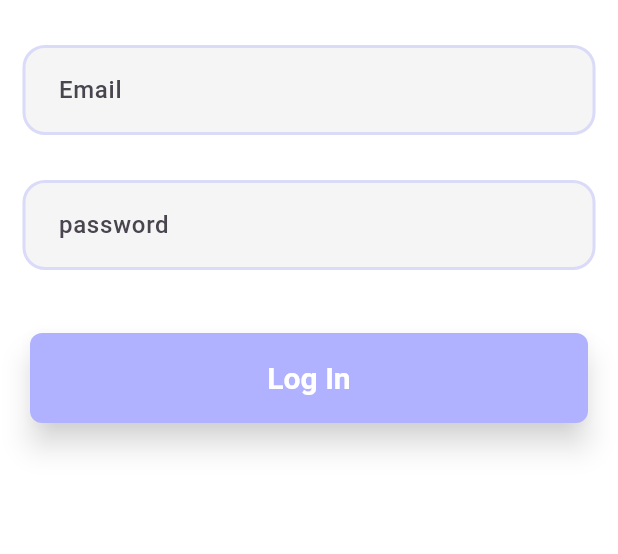
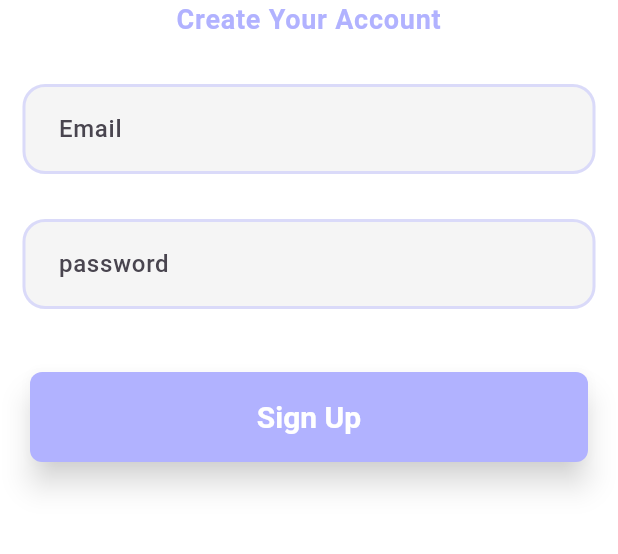
Before and after one commit to MQHANAD/Lawwen, a Flutter app: the EmailScreen screen opened directly, after a tap on "don't have an account?", on a phone screen of 412 x 824 dp, the part 450-1004 px from its top. Run offline on Flutter 3.47's test engine with Material 3 defaults, Android fonts, the phone set to English and light mode, and no system bars; our stand-ins replace firebase_auth, firebase_core, fluttertoast; accounts and stored records are empty; generated files the repository leaves out were written again.

Commit message:
🔥 Add login/signup UI and auth logic

```diff
--- a/lib/Signup.dart
+++ b/lib/Signup.dart
@@ -0,0 +1,148 @@
+import 'package:flutter/material.dart';
+import 'package:swe463project/services/auth_service.dart';
+
+import 'main.dart';
+
+class SignupPage extends StatefulWidget {
+  const SignupPage({super.key});
+
+  @override
+  State<SignupPage> createState() => _SignupPageState();
+}
+
+class _SignupPageState extends State<SignupPage> {
+  final TextEditingController emailController = TextEditingController();
+  final TextEditingController passwordController = TextEditingController();
+
+  @override
+  Widget build(BuildContext context) {
+    return Scaffold(
+      body: Column(
+        mainAxisAlignment: MainAxisAlignment.start,
+        crossAxisAlignment: CrossAxisAlignment.center,
+        children: [
+          const SizedBox(height: 140),
+          Image.asset(
+            'assets/images/logo.png',
+            height: 160,
+          ),
+          Text(
+            "Create Your Account",
+            style: TextStyle(
+              fontSize: 18,
+              fontWeight: FontWeight.w600,
+              color: Color(0xFFB1B2FF), // pastel purple
+              letterSpacing: 0.5,
+            ),
+            textAlign: TextAlign.center,
+          ),
+          Padding(
+            padding: const EdgeInsets.symmetric(vertical: 30),
+            child: Form(
+                child: Column(
+              children: [
+                Padding(
+                  padding: const EdgeInsets.symmetric(horizontal: 15),
+                  child: TextFormField(
+                    controller: emailController,
+                    keyboardType: TextInputType.emailAddress,
+                    decoration: InputDecoration(
+                      hintText: 'Email',
+                      filled: true,
+                      fillColor: Colors.grey.shade100,
+                      contentPadding: const EdgeInsets.symmetric(
+                          horizontal: 20, vertical: 18),
+                      enabledBorder: OutlineInputBorder(
+                        borderSide: BorderSide(
+                            color: mainColor.withOpacity(0.4), width: 2),
+                        borderRadius: BorderRadius.circular(15),
+                      ),
+                      focusedBorder: OutlineInputBorder(
+                        borderSide: BorderSide(color: mainColor, width: 2),
+                        borderRadius: BorderRadius.circular(15),
+                      ),
+                      hintStyle: const TextStyle(
+                        fontWeight: FontWeight.w500,
+                        fontSize: 16,
+                      ),
+                    ),
+                    onChanged: (String value) {},
+                    validator: (value) {
+                      return value!.isEmpty ? 'Please enter email' : null;
+                    },
+                  ),
+                ),
+                SizedBox(
+                  height: 30,
+                ),
+                Padding(
+                  padding: const EdgeInsets.symmetric(horizontal: 15),
+                  child: TextFormField(
+                    controller: passwordController,
+                    keyboardType: TextInputType.visiblePassword,
+                    decoration: InputDecoration(
+                      hintText: 'password',
+                      filled: true,
+                      fillColor: Colors.grey.shade100,
+                      contentPadding: const EdgeInsets.symmetric(
+                          horizontal: 20, vertical: 18),
+                      enabledBorder: OutlineInputBorder(
+                        borderSide: BorderSide(
+                            color: mainColor.withOpacity(0.4), width: 2),
+                        borderRadius: BorderRadius.circular(15),
+                      ),
+                      focusedBorder: OutlineInputBorder(
+                        borderSide: BorderSide(color: mainColor, width: 2),
+                        borderRadius: BorderRadius.circular(15),
+                      ),
+                      hintStyle: const TextStyle(
+                        fontWeight: FontWeight.w500,
+                        fontSize: 16,
+                      ),
+                    ),
+                    onChanged: (String value) {},
+                    validator: (value) {
+                      return value!.isEmpty ? 'Please enter password' : null;
+                    },
+                  ),
+                ),
+                SizedBox(
+                  height: 30,
+                ),
+                Padding(
+                  padding:
+                      const EdgeInsets.symmetric(horizontal: 20, vertical: 12),
+                  child: ElevatedButton(
+                    onPressed: () async {
+                      await AuthService().signup(
+                          email: emailController.text,
+                          password: passwordController.text,
+                          context: context);
+                    },
+                    style: ElevatedButton.styleFrom(
+                      backgroundColor: mainColor,
+                      foregroundColor: Colors.white,
+                      elevation: 8,
+                      shadowColor: Colors.grey.withOpacity(0.5),
+                      minimumSize: const Size(double.infinity, 60),
+                      shape: RoundedRectangleBorder(
+                        borderRadius: BorderRadius.circular(8),
+                      ),
+                      textStyle: const TextStyle(
+                          fontSize: 18, fontWeight: FontWeight.bold),
+                    ),
+                    child: const Text(
+                      "Sign Up",
+                      style:
+                          TextStyle(fontWeight: FontWeight.w600, fontSize: 20),
+                    ),
+                  ),
+                )
+              ],
+            )),
+          )
+        ],
+      ),
+    );
+  }
+}
--- a/lib/Verification.dart
+++ b/lib/Verification.dart
@@ -3,7 +3,7 @@ import '../main.dart';
 import 'Home.dart'; // for mainColor
 
 class VerificationScreen extends StatefulWidget {
-  const VerificationScreen({Key? key}) : super(key: key);
+  const VerificationScreen({super.key});
 
   @override
   State<VerificationScreen> createState() => _VerificationScreenState();
--- a/lib/email_screen.dart
+++ b/lib/email_screen.dart
@@ -1,10 +1,11 @@
 import 'package:flutter/material.dart';
+import 'package:swe463project/Signup.dart';
 
 import 'Login.dart';
 import 'Verification.dart';
 
 class EmailScreen extends StatefulWidget {
-  const EmailScreen({Key? key}) : super(key: key);
+  const EmailScreen({super.key});
 
   @override
   State<EmailScreen> createState() => _EmailScreenState();
@@ -20,7 +21,9 @@ class _EmailScreenState extends State<EmailScreen> {
   }
 
   void sendVerificationCode(BuildContext context) async {
-    Navigator.push(context, MaterialPageRoute(builder: (context) => const VerificationScreen()),
+    Navigator.push(
+      context,
+      MaterialPageRoute(builder: (context) => const VerificationScreen()),
     );
     String email = emailController.text.trim();
 
@@ -57,7 +60,9 @@ class _EmailScreenState extends State<EmailScreen> {
     } catch (e) {
       Navigator.pop(context); // Remove loading spinner
       ScaffoldMessenger.of(context).showSnackBar(
-        const SnackBar(content: Text('Failed to send verification code. Please try again.')),
+        const SnackBar(
+            content:
+                Text('Failed to send verification code. Please try again.')),
       );
     }
   }
@@ -70,7 +75,6 @@ class _EmailScreenState extends State<EmailScreen> {
         child: SingleChildScrollView(
           child: Column(
             mainAxisAlignment: MainAxisAlignment.start,
-
             children: [
               const SizedBox(height: 140),
               Image.asset('assets/images/logo.png', height: 160),
@@ -81,13 +85,17 @@ class _EmailScreenState extends State<EmailScreen> {
                   hintText: 'Email',
                   filled: true,
                   fillColor: Colors.grey.shade100,
-                    contentPadding: const EdgeInsets.symmetric(horizontal: 20, vertical: 18),
+                  contentPadding:
+                      const EdgeInsets.symmetric(horizontal: 20, vertical: 18),
                   enabledBorder: OutlineInputBorder(
-                      borderSide: BorderSide(color: const Color(0xFFB1B2FF).withOpacity(0.4), width: 2),
+                    borderSide: BorderSide(
+                        color: const Color(0xFFB1B2FF).withOpacity(0.4),
+                        width: 2),
                     borderRadius: BorderRadius.circular(15),
                   ),
                   focusedBorder: OutlineInputBorder(
-                      borderSide: BorderSide(color: const Color(0xFFB1B2FF), width: 2),
+                    borderSide:
+                        BorderSide(color: const Color(0xFFB1B2FF), width: 2),
                     borderRadius: BorderRadius.circular(15),
                   ),
                   hintStyle: const TextStyle(
@@ -95,10 +103,7 @@ class _EmailScreenState extends State<EmailScreen> {
                     fontSize: 16,
                   ),
                 ),
-
-                  onChanged: (String value) {
-
-                  },
+                onChanged: (String value) {},
                 validator: (value) {
                   return value!.isEmpty ? 'Please enter email' : null;
                 },
@@ -124,7 +129,8 @@ class _EmailScreenState extends State<EmailScreen> {
                   foregroundColor: const Color(0xFFAAC4FF),
                   padding: EdgeInsets.all(15),
                   minimumSize: const Size(0, 0),
-                    tapTargetSize: MaterialTapTargetSize.shrinkWrap, // Shrink wrap the tap target
+                  tapTargetSize: MaterialTapTargetSize
+                      .shrinkWrap, // Shrink wrap the tap target
                 ),
                 onPressed: () {
                   Navigator.push(
@@ -144,16 +150,14 @@ class _EmailScreenState extends State<EmailScreen> {
                 onPressed: () {
                   Navigator.push(
                     context,
-                      MaterialPageRoute(builder: (context) => const LoginPage()),
+                    MaterialPageRoute(builder: (context) => const SignupPage()),
                   );
                 },
                 child: const Text("don't have an account?"),
               ),
-
             ],
           ),
         ),
-
       ),
     );
   }
--- a/pubspec.yaml
+++ b/pubspec.yaml
@@ -30,10 +30,12 @@ environment:
 dependencies:
   flutter:
     sdk: flutter
-
+  firebase_core: ^3.13.0
   # The following adds the Cupertino Icons font to your application.
   # Use with the CupertinoIcons class for iOS style icons.
   cupertino_icons: ^1.0.8
+  firebase_auth: ^5.5.2
+  fluttertoast: ^8.2.12
 
 dev_dependencies:
   flutter_test:
```
Also changed, not shown: lib/Home.dart (+6 -8 lines), lib/Login.dart (+40 -27 lines), lib/main.dart (+16 -9 lines), lib/services/auth_service.dart (added, +96 -0 lines), firebase.json (added), pubspec.lock, 6 other files. Lines whose indentation alone changed are shown as unchanged.
